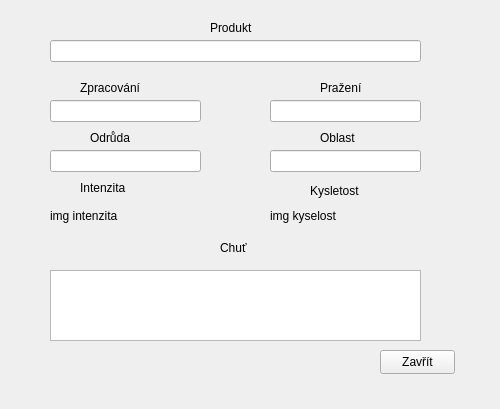
Luckays/coffee, file projekt/product_extract.ui: the form before one commit.
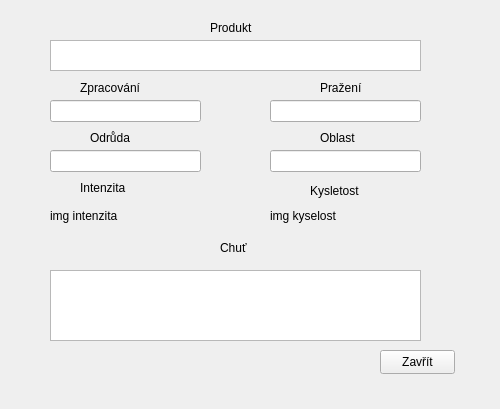
The form after the commit.

```diff
--- a/projekt/product_extract.ui
+++ b/projekt/product_extract.ui
@@ -32,16 +32,6 @@
     <string>Zavřít</string>
    </property>
   </widget>
-  <widget class="QLineEdit" name="lineEdit">
-   <property name="geometry">
-    <rect>
-     <x>50</x>
-     <y>40</y>
-     <width>371</width>
-     <height>22</height>
-    </rect>
-   </property>
-  </widget>
   <widget class="QLineEdit" name="lineEdit_2">
    <property name="geometry">
     <rect>
@@ -222,6 +212,16 @@
     <string>Produkt</string>
    </property>
   </widget>
+  <widget class="QTableView" name="table_produkt">
+   <property name="geometry">
+    <rect>
+     <x>50</x>
+     <y>40</y>
+     <width>371</width>
+     <height>31</height>
+    </rect>
+   </property>
+  </widget>
  </widget>
  <resources/>
  <connections/>
```
